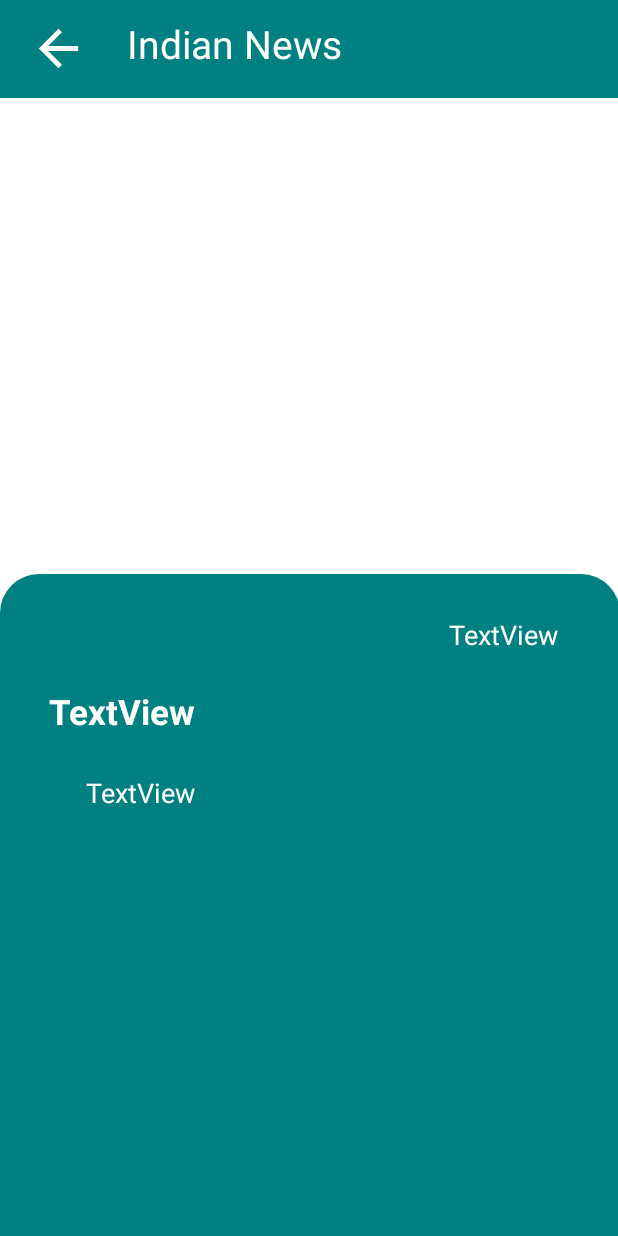
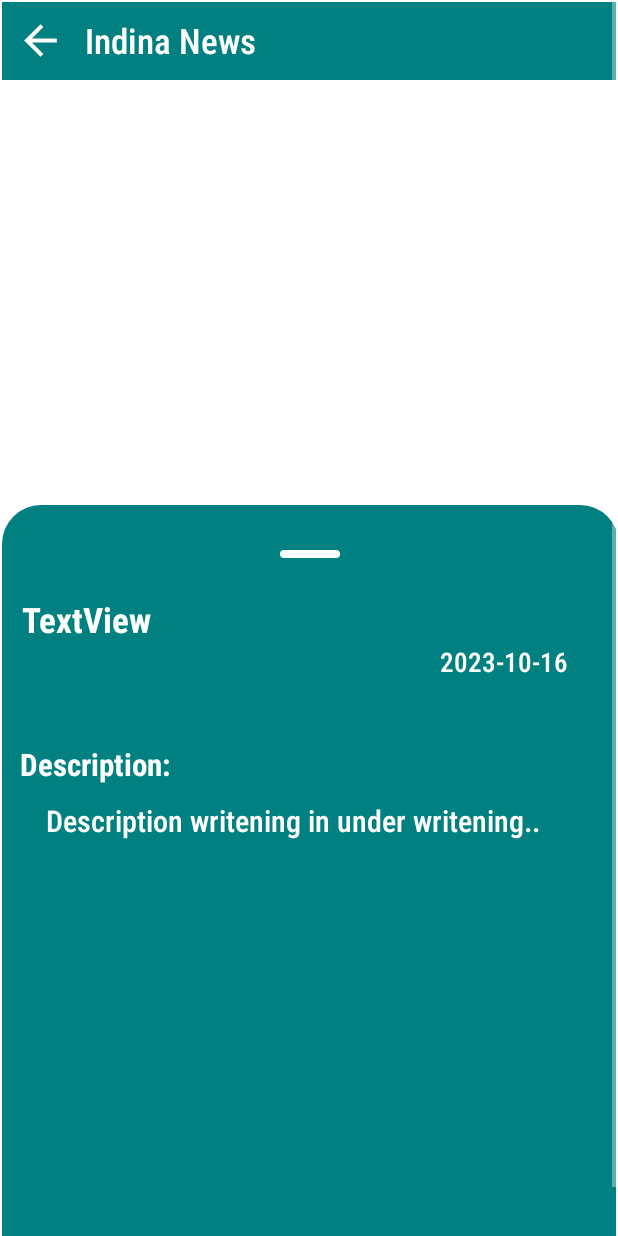
Before and after one commit to TufelMalik/IndiNews360, an Android app: the NewsActivity screen opened directly, with no data from a screen before it, on a phone screen of 412 x 824 dp. Run offline under Robolectric (Android 15) with nearby library versions, the phone set to English and light mode, and no system bars; our stand-ins replace sdp/ssp sizes; network calls fail; pictures from the network do not load; 1 statement that could not run was skipped.

Commit message:
college commit -> 1.2

```diff
--- a/app/src/main/java/com/tufelmalik/dailykill/data/classes/Constants.kt
+++ b/app/src/main/java/com/tufelmalik/dailykill/data/classes/Constants.kt
@@ -2,6 +2,8 @@ package com.tufelmalik.dailykill.data.classes
 
 object Constants {
 
+
+    //    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   ChatGTP APi Key
     const val NEWS_API_KEY = "f07962ab9a4e4883be33443776ac7e3a"
     const val CURRENT_WHEATHER_URL = "/current.json"
     const val WHEATHER_API_KEY = "c62eef365807446cab4175930231608"
--- a/app/src/main/java/com/tufelmalik/dailykill/ui/activity/MainActivity.kt
+++ b/app/src/main/java/com/tufelmalik/dailykill/ui/activity/MainActivity.kt
@@ -2,16 +2,23 @@ package com.tufelmalik.dailykill.ui.activity
 
 import androidx.appcompat.app.AppCompatActivity
 import android.os.Bundle
+import androidx.activity.viewModels
 import androidx.core.view.isVisible
 import androidx.fragment.app.Fragment
+import androidx.fragment.app.viewModels
 import com.tufelmalik.dailykill.R
+import com.tufelmalik.dailykill.data.repository.NewsRepository
+import com.tufelmalik.dailykill.data.utilities.ApiInstance
 import com.tufelmalik.dailykill.databinding.ActivityMainBinding
 import com.tufelmalik.dailykill.ui.fragments.NewsFragment
 import com.tufelmalik.dailykill.ui.fragments.SavedNewsFragment
 import com.tufelmalik.dailykill.ui.fragments.WeatherFragment
+import com.tufelmalik.dailykill.viewmodel.NewsViewModel
+import com.tufelmalik.dailykill.viewmodel.NewsViewModelFactory
 
 class MainActivity : AppCompatActivity() {
     private lateinit var binding: ActivityMainBinding
+
 
     override fun onCreate(savedInstanceState: Bundle?) {
         super.onCreate(savedInstanceState)
@@ -20,6 +27,14 @@ class MainActivity : AppCompatActivity() {
         supportActionBar?.hide()
 
         replaceFragment(NewsFragment())
+
+        val apiService = ApiInstance.apiInterface
+        val newsRepository = NewsRepository(apiService)
+        val viewModel: NewsViewModel by viewModels {
+            NewsViewModelFactory(newsRepository)
+        }
+
+
 
         binding.bottomNav.setOnItemSelectedListener { menuItem ->
             when (menuItem.itemId) {
--- a/app/src/main/java/com/tufelmalik/dailykill/ui/activity/NewsActivity.kt
+++ b/app/src/main/java/com/tufelmalik/dailykill/ui/activity/NewsActivity.kt
@@ -2,6 +2,7 @@ package com.tufelmalik.dailykill.ui.activity
 
 import androidx.appcompat.app.AppCompatActivity
 import android.os.Bundle
+import android.widget.TextView
 import android.widget.Toast
 import androidx.activity.viewModels
 import androidx.fragment.app.viewModels
@@ -14,6 +15,8 @@ import com.tufelmalik.dailykill.data.utilities.ApiInstance
 import com.tufelmalik.dailykill.databinding.ActivityNewsBinding
 import com.tufelmalik.dailykill.viewmodel.NewsViewModel
 import com.tufelmalik.dailykill.viewmodel.NewsViewModelFactory
+import java.text.SimpleDateFormat
+import java.util.Date
 
 class NewsActivity : AppCompatActivity() {
     private lateinit var binding : ActivityNewsBinding
@@ -32,6 +35,9 @@ class NewsActivity : AppCompatActivity() {
             NewsViewModelFactory(newsRepository)
         }
 
+        binding.btnBackNewsActivtiy.setOnClickListener {
+            onBackPressed()
+        }
 
         viewModel.indiaNews.observe(this){newsModel->
             val articleList = newsModel?.articles ?: emptyList()
@@ -39,14 +45,26 @@ class NewsActivity : AppCompatActivity() {
             for(i in articleList){
                 if(i.urlToImage == newsKey){
                     binding.apply {
-                        Glide.with(this@NewsActivity).load(i.urlToImage).into(binding.imgNewsActvity)
-                        binding.txtTitleNewsActvity.text = i.title
-                        binding.txtPublishedDataNewsActvity.text = i.publishedAt
-                        binding.txtDescriptionNewsActvity.text = i.description
+                        Glide.with(this@NewsActivity).load(i.urlToImage).into(binding.imgNewsNewsActivity)
+                        binding.txtTitleNewsActivity.text = i.title
+
+                        binding.txtPublishedAtNewsActivity.text = i.publishedAt
+                        binding.txtDescriptionNewsActivity.text = i.description
+                        settingPublishedTime(i.publishedAt)
                     }
                 }
             }
         }
 
+
+
+    }
+    private fun settingPublishedTime(publishedAt: String) {
+        val timestamp = publishedAt
+        val inputFormat = SimpleDateFormat("yyyy-MM-dd'T'HH:mm:ss'Z'")
+        val outputFormat = SimpleDateFormat("yyyy-MM-dd")
+        val date: Date = inputFormat.parse(timestamp)
+        val formattedDate: String = outputFormat.format(date)
+        binding.txtPublishedAtNewsActivity.text = formattedDate
     }
 }
--- a/app/src/main/java/com/tufelmalik/dailykill/ui/fragments/NewsFragment.kt
+++ b/app/src/main/java/com/tufelmalik/dailykill/ui/fragments/NewsFragment.kt
@@ -33,6 +33,7 @@ class NewsFragment : Fragment() {
         }
 
 
+
         viewModel.indiaNews.observe(viewLifecycleOwner) { newsModel ->
             val articleList = newsModel?.articles ?: emptyList()
             Toast.makeText(requireContext(),"Size : ${articleList.size}",Toast.LENGTH_LONG).show()
@@ -45,7 +46,6 @@ class NewsFragment : Fragment() {
         }
 
 
-
         return binding.root
     }
 }
--- a/app/src/main/res/layout/activity_news.xml
+++ b/app/src/main/res/layout/activity_news.xml
@@ -7,99 +7,162 @@
     android:background="@color/white"
     tools:context=".ui.activity.NewsActivity">
 
+
+        <ScrollView
+            android:layout_width="match_parent"
+            android:layout_height="match_parent"
+            app:layout_constraintBottom_toBottomOf="parent"
+            app:layout_constraintEnd_toEndOf="parent"
+            app:layout_constraintHorizontal_bias="0.5"
+            app:layout_constraintStart_toStartOf="parent"
+            app:layout_constraintTop_toTopOf="parent"
+            app:layout_constraintVertical_bias="0.5">
+
+
+
+
             <LinearLayout
                 android:id="@+id/linearLayout"
                 android:layout_width="match_parent"
-        android:layout_height="@dimen/_50sdp"
+                android:layout_height="wrap_content"
+                android:orientation="vertical"
+                android:padding="1dp">
+
+            <LinearLayout
+                android:layout_width="match_parent"
+                android:layout_height="@dimen/_40sdp"
+                android:orientation="horizontal"
                 android:background="@color/teal"
-        android:orientation="horizontal"
-        app:layout_constraintEnd_toEndOf="parent"
-        app:layout_constraintHorizontal_bias="0.5"
-        app:layout_constraintStart_toStartOf="parent"
-        app:layout_constraintTop_toTopOf="parent">
-
+                >
+                <TextView
+                    android:id="@+id/btnBack_NewsActivtiy"
+                    android:layout_width="@dimen/_25sdp"
+                    android:layout_gravity="center"
+                    android:layout_marginLeft="@dimen/_7sdp"
+                    android:layout_height="@dimen/_25sdp"
+                    android:background="@drawable/ic_back_arrow"
+                    android:backgroundTint="@color/white"
+                    />
 
                 <TextView
-            android:id="@+id/btnBack_NActivity"
-            android:layout_width="@dimen/_30sdp"
-            android:layout_height="@dimen/_30sdp"
+                    android:fontFamily="sans-serif-condensed-medium"
+                    android:layout_width="wrap_content"
+                    android:layout_height="wrap_content"
+                    android:text="Indina News"
+                    android:layout_marginLeft="@dimen/_10sdp"
                     android:layout_gravity="center"
-            android:layout_marginLeft="@dimen/_15sdp"
-            android:background="@drawable/ic_back_arrow"
-            android:backgroundTint="@color/white" />
 
-        <TextView
-            android:id="@+id/txtHeader_newsActiivity"
-            android:layout_width="wrap_content"
-            android:layout_height="@dimen/_33sdp"
-            android:layout_gravity="center"
-            android:layout_marginLeft="@dimen/_20sdp"
-            android:text="Indian News"
+                    android:textSize="@dimen/_18ssp"
                     android:textColor="@color/white"
-            android:textSize="@dimen/_20ssp" />
+                    />
+
             </LinearLayout>
 
                 <ImageView
-        android:id="@+id/img_NewsActvity"
+                    android:id="@+id/imgNews_NewsActivity"
+                    android:layout_width="250dp"
+                    android:layout_marginTop="@dimen/_10sdp"
+                    android:layout_height="250dp"
+                    android:layout_gravity="center_horizontal"
+                    tools:srcCompat="@tools:sample/avatars" />
+
+
+
+                <LinearLayout
+                    android:layout_width="411dp"
+                    android:layout_height="@dimen/_400sdp"
+                    android:layout_marginTop="20dp"
+                    android:backgroundTint="@color/teal"
+                    android:background="@drawable/upper_cound"
+                    android:orientation="vertical">
+
+                    <LinearLayout
+                        android:layout_gravity="center"
+                        android:layout_width="match_parent"
+                        android:layout_height="wrap_content"
+                        android:orientation="vertical"
+                        >
+                        <TextView
+                            android:id="@+id/textView2"
+                            android:layout_width="40dp"
+                            android:layout_height="5dp"
+                            android:layout_marginTop="30dp"
+                            android:layout_gravity="center"
+                            android:backgroundTint="@color/white"
+                            android:background="@drawable/corner"
+                            />
+                        <LinearLayout
+                            android:layout_width="match_parent"
+                            android:layout_height="wrap_content"
+                            android:orientation="horizontal"
+                            android:layout_marginTop="25dp"
+                            android:layout_marginRight="@dimen/_15sdp"
+                            >
+
+                            <TextView
+                                android:fontFamily="sans-serif-condensed-medium"
+                                android:id="@+id/txtTitle_NewsActivity"
+                                android:layout_width="wrap_content"
+                                android:layout_marginRight="@dimen/_10sdp"
+                                android:layout_height="wrap_content"
+                                android:layout_gravity="center"
+                                android:layout_marginLeft="@dimen/_10sdp"
+                                android:text="TextView"
+                                android:textColor="@color/white"
+                                android:textSize="@dimen/_18sdp"
+                                android:textStyle="bold" />
+
+                        </LinearLayout>
+
+                        <TextView
+                            android:id="@+id/txtPublishedAt_NewsActivity"
+                            android:layout_width="130dp"
+                            android:gravity="center"
+                            android:fontFamily="sans-serif-condensed-medium"
+                            android:layout_height="wrap_content"
+                            android:layout_marginLeft="270dp"
+                            android:text="2023-10-16"
+                            android:textColor="@color/white"
+                            android:textSize="@dimen/_14sdp" />
+
+
+
+
+
+                    </LinearLayout>
+
+                    <TextView
+
+                        android:id="@+id/textViewHead"
                         android:layout_width="wrap_content"
                         android:layout_height="wrap_content"
-        app:layout_constraintBottom_toTopOf="@+id/textView"
-        app:layout_constraintEnd_toEndOf="parent"
-        app:layout_constraintHorizontal_bias="0.498"
-        app:layout_constraintStart_toStartOf="parent"
-        app:layout_constraintTop_toBottomOf="@+id/linearLayout"
-        app:layout_constraintVertical_bias="0.628"
-        tools:srcCompat="@tools:sample/avatars" />
+                        android:layout_marginLeft="12dp"
+                        android:layout_marginTop="42dp"
+                        android:textStyle="bold"
+                        android:fontFamily="sans-serif-condensed-medium"
+                        android:layout_marginRight="20dp"
+                        android:text="Description: "
+                        android:textColor="@color/white"
+                        android:textSize="@dimen/_16ssp" />
 
                     <TextView
-        android:id="@+id/textView"
-        android:layout_width="413dp"
-        android:layout_height="441dp"
-        android:background="@drawable/upper_cound"
-        android:backgroundTint="@color/teal"
-        app:layout_constraintBottom_toBottomOf="parent"
-        app:layout_constraintEnd_toEndOf="parent"
-        app:layout_constraintHorizontal_bias="0.0"
-        app:layout_constraintStart_toStartOf="parent" />
+                        android:id="@+id/txtDescription_NewsActivity"
+                        android:layout_width="match_parent"
+                        android:layout_height="wrap_content"
+                        android:layout_marginLeft="29dp"
+                        android:layout_marginRight="@dimen/_15sdp"
+                        android:layout_marginTop="10dp"
+                        android:fontFamily="sans-serif-condensed-medium"
+                        android:text="Description writening in under writening.."
+                        android:textAlignment="textStart"
+                        android:textColor="@color/white"
+                        android:textSize="20dp" />
 
-    <TextView
-        android:id="@+id/txtTitle_NewsActvity"
-        android:layout_width="wrap_content"
-        android:layout_height="wrap_content"
-        android:layout_marginLeft="@dimen/_25sdp"
-        android:layout_marginTop="76dp"
-        android:text="TextView"
-        android:textColor="@color/white"
-        android:textSize="@dimen/_18ssp"
-        android:textStyle="bold"
-        app:layout_constraintStart_toStartOf="parent"
-        app:layout_constraintTop_toTopOf="@+id/textView" />
+                </LinearLayout>
 
-    <TextView
-        android:id="@+id/txtDescription_NewsActvity"
-        android:layout_width="wrap_content"
-        android:layout_height="wrap_content"
-        android:layout_margin="@dimen/_20sdp"
-        android:layout_marginTop="28dp"
-        android:text="TextView"
-        android:textColor="@color/white"
-        android:textSize="@dimen/_14ssp"
-        app:layout_constraintEnd_toEndOf="parent"
-        app:layout_constraintHorizontal_bias="0.11"
-        app:layout_constraintStart_toStartOf="parent"
-        app:layout_constraintTop_toBottomOf="@+id/txtTitle_NewsActvity" />
-
-    <TextView
-        android:id="@+id/txtPublishedData_NewsActvity"
-        android:layout_width="wrap_content"
-        android:layout_height="wrap_content"
-        android:layout_marginTop="28dp"
-        android:layout_marginEnd="40dp"
-        android:textColor="@color/white"
-        android:textSize="@dimen/_14ssp"
-        android:text="TextView"
-        app:layout_constraintEnd_toEndOf="parent"
-        app:layout_constraintTop_toTopOf="@+id/textView" />
+            </LinearLayout>
 
 
+        </ScrollView>
+
 </androidx.constraintlayout.widget.ConstraintLayout>
```
Lines whose indentation alone changed are shown as unchanged.
